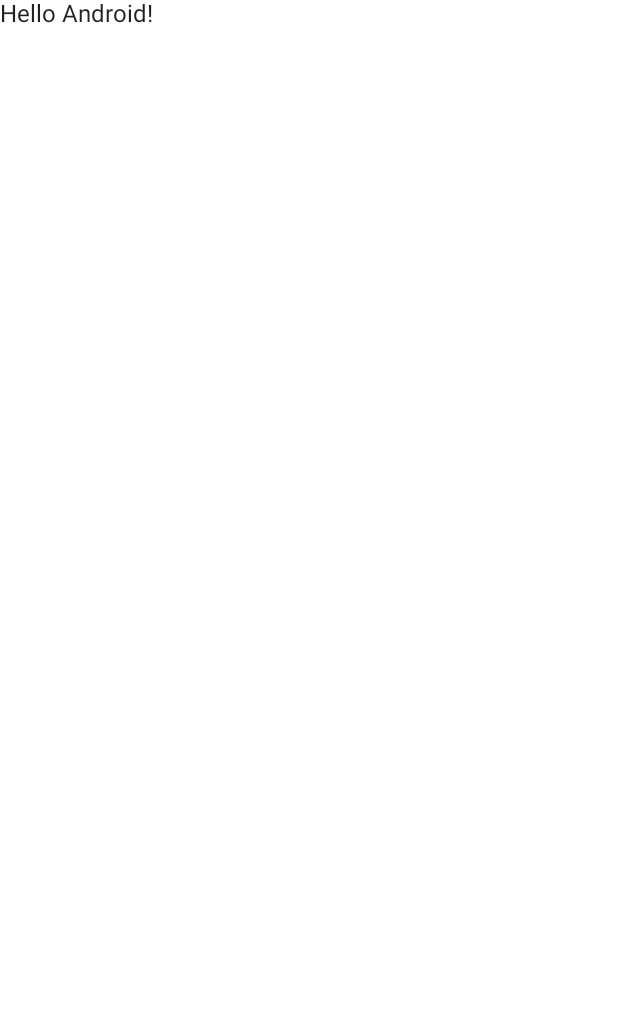
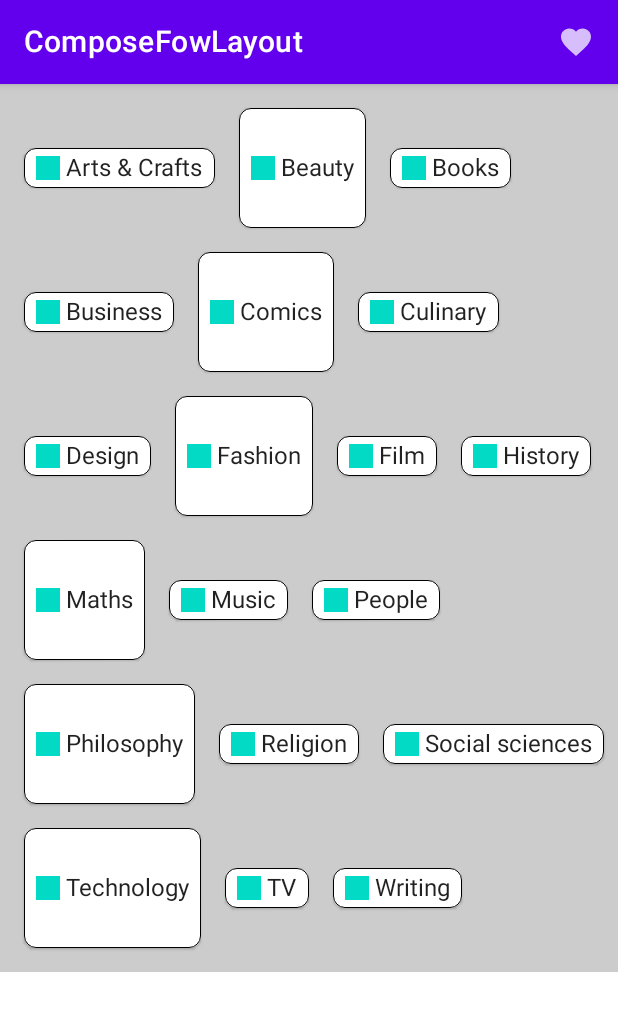
Before and after one commit to RicardoJiang/ComposeFlowLayout, an Android app built with Jetpack Compose: the screen it shows after launch (MainActivity), on a phone screen of 412 x 824 dp. Before the commit the part shown is almost empty. Shown: the top 1011 px of the screen. Run offline under Robolectric (Android 15) with nearby library versions, the phone set to English and light mode, and no system bars.

Commit message:
ADD: complete ComposeFlowLayout

```diff
--- /dev/null
+++ b/app/src/main/java/com/zj/composeflowlayout/FlowLayout.kt
@@ -0,0 +1,88 @@
+package com.zj.composeflowlayout
+
+import android.util.Log
+import android.view.Gravity
+import androidx.compose.runtime.Composable
+import androidx.compose.ui.Modifier
+import androidx.compose.ui.layout.Layout
+import androidx.compose.ui.layout.Placeable
+import androidx.compose.ui.unit.Dp
+import androidx.compose.ui.unit.dp
+import kotlin.math.max
+
+@Composable
+fun ComposeFlowLayout(
+    modifier: Modifier = Modifier,
+    itemSpacing: Dp = 0.dp,
+    lineSpacing: Dp = 0.dp,
+    gravity: Int = Gravity.TOP,
+    content: @Composable () -> Unit
+) {
+    Layout(
+        modifier = modifier,
+        content = content
+    ) { measurables, constraints ->
+        val parentWidthSize = constraints.maxWidth
+        var lineWidth = 0
+        var totalHeight = 0
+        var lineHeight = 0
+        val mAllPlaceables = mutableListOf<MutableList<Placeable>>()  // 所有可放置的内容
+        val mLineHeight = mutableListOf<Int>() //每行的最高高度
+        var lineViews = mutableListOf<Placeable>() //每行放置的内容
+        // 测量子View，获取FlowLayout的宽高
+        measurables.mapIndexed { i, measurable ->
+            // 测量子view
+            val placeable = measurable.measure(constraints)
+            val childWidth = placeable.width
+            val childHeight = placeable.height
+            if (lineWidth + childWidth > parentWidthSize) {
+                mLineHeight.add(lineHeight)
+                mAllPlaceables.add(lineViews)
+                lineViews = mutableListOf()
+                lineViews.add(placeable)
+                //记录总高度
+                totalHeight += lineHeight
+                lineWidth = childWidth
+                lineHeight = childHeight
+                totalHeight += lineSpacing.toPx().toInt()
+            } else {
+                lineWidth += childWidth + if (i == 0) 0 else itemSpacing.toPx().toInt()
+                lineHeight = maxOf(lineHeight, childHeight)
+                lineViews.add(placeable)
+            }
+            if (i == measurables.size - 1) {
+                totalHeight += lineHeight
+                mLineHeight.add(lineHeight)
+                mAllPlaceables.add(lineViews)
+            }
+        }
+
+
+        layout(parentWidthSize, totalHeight) {
+            var topOffset = 0
+            var leftOffset = 0
+            for (i in mAllPlaceables.indices) {
+                lineViews = mAllPlaceables[i]
+                lineHeight = mLineHeight[i]
+                for (j in lineViews.indices) {
+                    val child = lineViews[j]
+                    val childWidth = child.width
+                    val childHeight = child.height
+                    val childTop = getItemTop(gravity, lineHeight, topOffset, childHeight)
+                    child.placeRelative(leftOffset, childTop)
+                    leftOffset += childWidth + itemSpacing.toPx().toInt()
+                }
+                leftOffset = 0
+                topOffset += lineHeight + lineSpacing.toPx().toInt()
+            }
+        }
+    }
+}
+
+private fun getItemTop(gravity: Int, lineHeight: Int, topOffset: Int, childHeight: Int): Int {
+    return when (gravity) {
+        Gravity.CENTER -> topOffset + (lineHeight - childHeight) / 2
+        Gravity.BOTTOM -> topOffset + lineHeight - childHeight
+        else -> topOffset
+    }
+}
--- a/app/src/main/java/com/zj/composeflowlayout/MainActivity.kt
+++ b/app/src/main/java/com/zj/composeflowlayout/MainActivity.kt
@@ -1,13 +1,25 @@
 package com.zj.composeflowlayout
 
 import android.os.Bundle
+import android.view.Gravity
 import androidx.activity.ComponentActivity
 import androidx.activity.compose.setContent
-import androidx.compose.material.MaterialTheme
-import androidx.compose.material.Surface
-import androidx.compose.material.Text
+import androidx.compose.foundation.BorderStroke
+import androidx.compose.foundation.background
+import androidx.compose.foundation.horizontalScroll
+import androidx.compose.foundation.layout.*
+import androidx.compose.foundation.rememberScrollState
+import androidx.compose.foundation.shape.RoundedCornerShape
+import androidx.compose.material.*
+import androidx.compose.material.icons.Icons
+import androidx.compose.material.icons.filled.Favorite
 import androidx.compose.runtime.Composable
+import androidx.compose.ui.Alignment
+import androidx.compose.ui.Modifier
+import androidx.compose.ui.graphics.Color
 import androidx.compose.ui.tooling.preview.Preview
+import androidx.compose.ui.unit.Dp
+import androidx.compose.ui.unit.dp
 import com.zj.composeflowlayout.ui.theme.ComposeFlowLayoutTheme
 
 class MainActivity : ComponentActivity() {
@@ -15,24 +27,86 @@ class MainActivity : ComponentActivity() {
         super.onCreate(savedInstanceState)
         setContent {
             ComposeFlowLayoutTheme {
-                // A surface container using the 'background' color from the theme
-                Surface(color = MaterialTheme.colors.background) {
-                    Greeting("Android")
-                }
+                HomePage()
             }
         }
     }
 }
 
+val topics = listOf(
+    "Arts & Crafts", "Beauty", "Books", "Business", "Comics", "Culinary",
+    "Design", "Fashion", "Film", "History", "Maths", "Music", "People", "Philosophy",
+    "Religion", "Social sciences", "Technology", "TV", "Writing"
+)
+
 @Composable
-fun Greeting(name: String) {
-    Text(text = "Hello $name!")
+fun HomePage() {
+    Scaffold(
+        topBar = {
+            TopAppBar(
+                title = {
+                    Text(text = "ComposeFowLayout")
+                },
+                actions = {
+                    IconButton(onClick = { /* doSomething() */ }) {
+                        Icon(Icons.Filled.Favorite, contentDescription = null)
+                    }
+                }
+            )
+        }
+    ) { innerPadding ->
+        BodyContent(Modifier.padding(innerPadding))
+    }
 }
 
-@Preview(showBackground = true)
 @Composable
-fun DefaultPreview() {
-    ComposeFlowLayoutTheme {
-        Greeting("Android23")
+fun BodyContent(modifier: Modifier = Modifier) {
+    Row(modifier = modifier
+        .background(color = Color.LightGray)
+        .padding(16.dp),
+        content = {
+            ComposeFlowLayout(
+                itemSpacing = 16.dp,
+                lineSpacing = 16.dp,
+                gravity = Gravity.CENTER
+            ) {
+                for (index in topics.indices) {
+                    if (index % 3 == 1) {
+                        Chip(modifier = Modifier.height(80.dp),text = topics[index])
+                    } else {
+                        Chip(text = topics[index])
+                    }
+                }
+            }
+        })
+}
+
+@Composable
+fun Chip(modifier: Modifier = Modifier, text: String) {
+    Card(
+        modifier = modifier,
+        border = BorderStroke(color = Color.Black, width = Dp.Hairline),
+        shape = RoundedCornerShape(8.dp)
+    ) {
+        Row(
+            modifier = Modifier.padding(start = 8.dp, top = 4.dp, end = 8.dp, bottom = 4.dp),
+            verticalAlignment = Alignment.CenterVertically
+        ) {
+            Box(
+                modifier = Modifier
+                    .size(16.dp, 16.dp)
+                    .background(color = MaterialTheme.colors.secondary)
+            )
+            Spacer(Modifier.width(4.dp))
+            Text(text = text)
+        }
     }
 }
+
+@Preview
+@Composable
+fun HomePagePreview() {
+    ComposeFlowLayoutTheme {
+        HomePage()
+    }
+}
```
